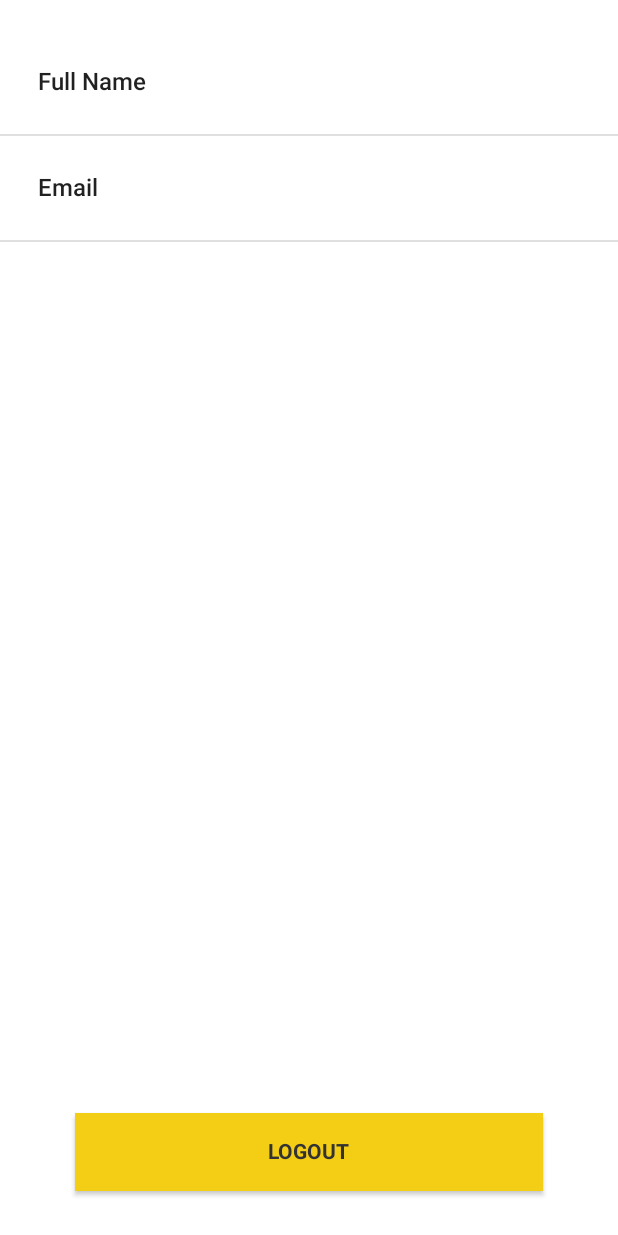
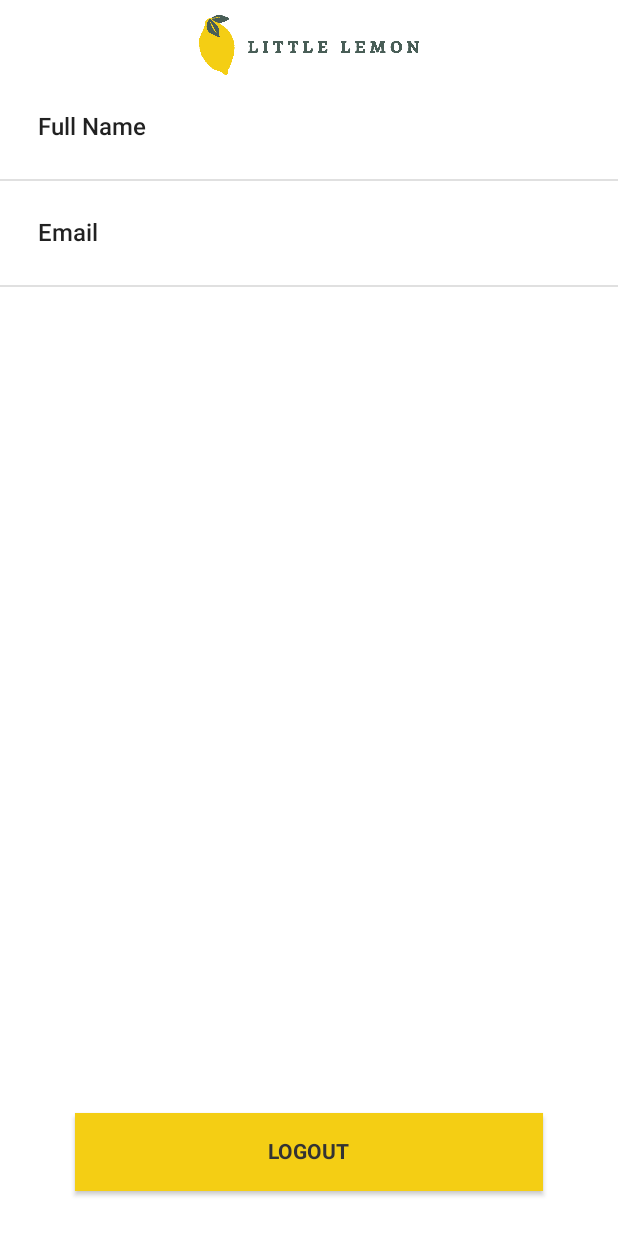
Before and after one commit to rkchoudhury/little-lemon-app, an Android app built with Jetpack Compose: the Profile screen opened through its navigation route, on a phone screen of 412 x 824 dp. Run offline under Robolectric (Android 15) with nearby library versions, the phone set to English and light mode, and no system bars.

Commit message:
Added header in the Profile screen

```diff
--- a/LittleLemon/app/src/main/java/com/littlelemon/littlelemon/screens/Profile.kt
+++ b/LittleLemon/app/src/main/java/com/littlelemon/littlelemon/screens/Profile.kt
@@ -1,12 +1,14 @@
 package com.littlelemon.littlelemon.screens
 
 import android.content.Context
+import androidx.compose.foundation.Image
 import androidx.compose.foundation.layout.*
 import androidx.compose.material.Divider
 import androidx.compose.material.Text
 import androidx.compose.runtime.Composable
 import androidx.compose.ui.Modifier
 import androidx.compose.ui.platform.LocalContext
+import androidx.compose.ui.res.painterResource
 import androidx.compose.ui.res.stringResource
 import androidx.compose.ui.text.font.FontWeight
 import androidx.compose.ui.tooling.preview.Preview
@@ -33,10 +35,17 @@ fun Profile(navController: NavHostController, applicationContext: Context) {
         Column(
             modifier = Modifier
                 .fillMaxHeight()
-                .padding(0.dp, 20.dp),
+                .padding(0.dp, 10.dp, 0.dp, 20.dp),
             verticalArrangement = Arrangement.SpaceBetween
         ) {
             Column {
+                Image(
+                    painter = painterResource(id = R.drawable.little_lemon_logo),
+                    contentDescription = "little_lemon_logo",
+                    modifier = Modifier
+                        .fillMaxWidth()
+                        .size(40.dp)
+                )
                 LabelRow(
                     label = stringResource(id = R.string.full_name),
                     value = "$firstName $lastName"
```
